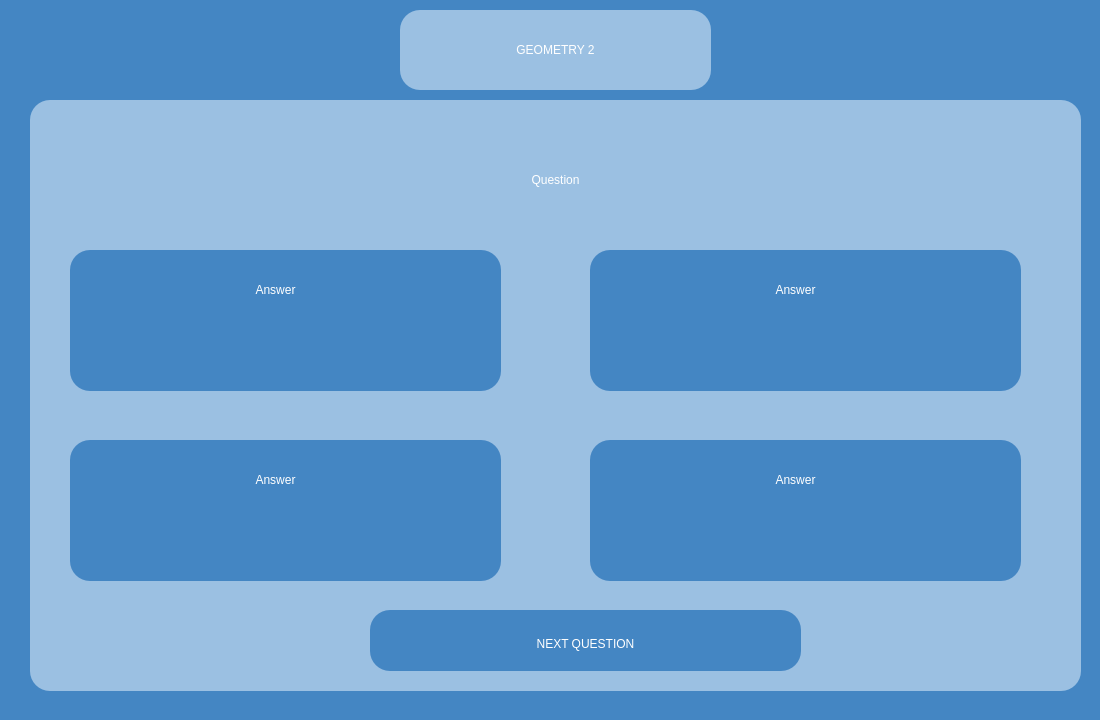
Above: AGUniverse/presentationLayer/geometryExam2.ui from codingburgas/sprint-eschool-ag-universe before the change. Below: the same form after it.
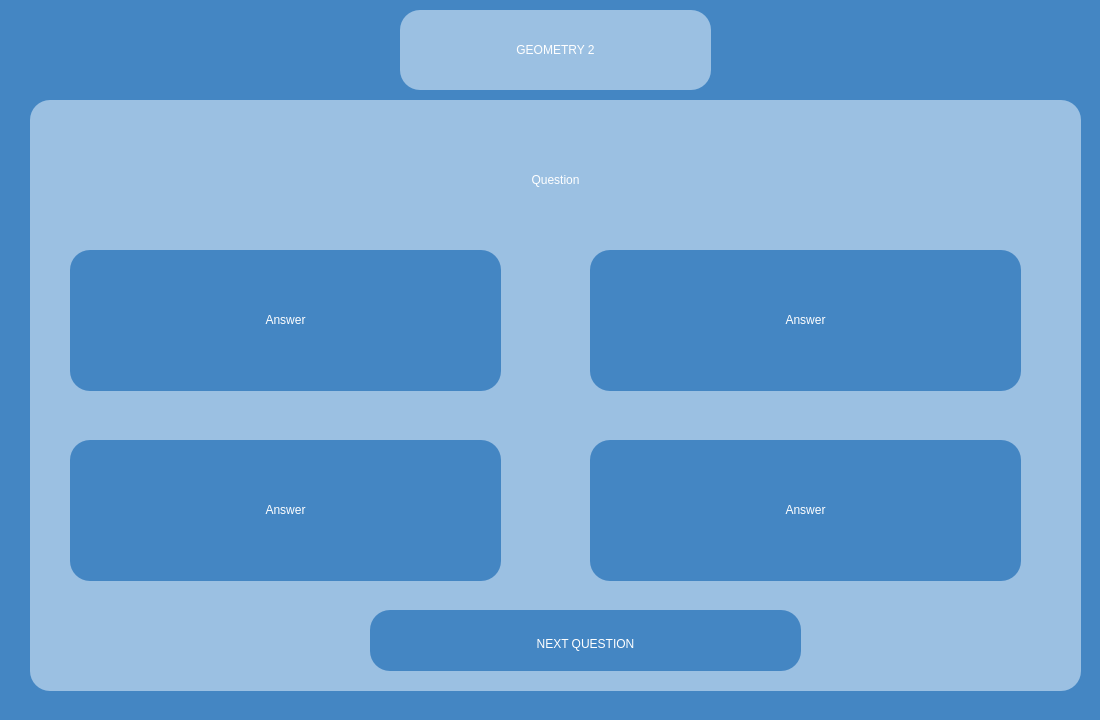
That is the form after the change.

Commit message: Enhance buttons in exams pages

The edit to the form file:
```diff
--- a/AGUniverse/presentationLayer/geometryExam2.ui
+++ b/AGUniverse/presentationLayer/geometryExam2.ui
@@ -118,9 +118,9 @@
     <widget class="QLabel" name="answer_1">
      <property name="geometry">
       <rect>
-       <x>60</x>
-       <y>10</y>
-       <width>291</width>
+       <x>10</x>
+       <y>40</y>
+       <width>411</width>
        <height>61</height>
       </rect>
      </property>
@@ -178,9 +178,9 @@
     <widget class="QLabel" name="answer_2">
      <property name="geometry">
       <rect>
-       <x>60</x>
-       <y>10</y>
-       <width>291</width>
+       <x>10</x>
+       <y>40</y>
+       <width>411</width>
        <height>61</height>
       </rect>
      </property>
@@ -238,9 +238,9 @@
     <widget class="QLabel" name="answer_3">
      <property name="geometry">
       <rect>
-       <x>60</x>
-       <y>10</y>
-       <width>291</width>
+       <x>10</x>
+       <y>40</y>
+       <width>411</width>
        <height>61</height>
       </rect>
      </property>
@@ -298,9 +298,9 @@
     <widget class="QLabel" name="answer_4">
      <property name="geometry">
       <rect>
-       <x>60</x>
-       <y>10</y>
-       <width>291</width>
+       <x>10</x>
+       <y>40</y>
+       <width>411</width>
        <height>61</height>
       </rect>
      </property>
```
Left out of the diff: 8 changed lines with no effect on the pictures. The commit also changes 7 other files.
